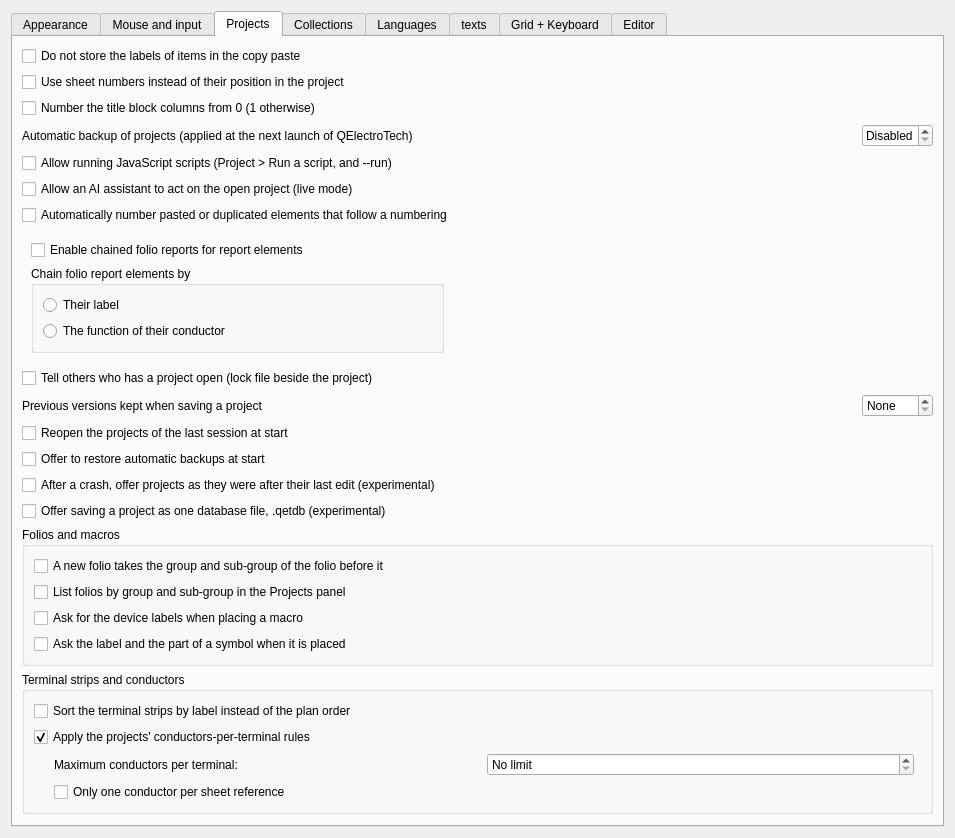
Old version of the form sources/ui/configpage/generalconfigurationpage.ui in the repository Birger90/qelectrotech-eplan.
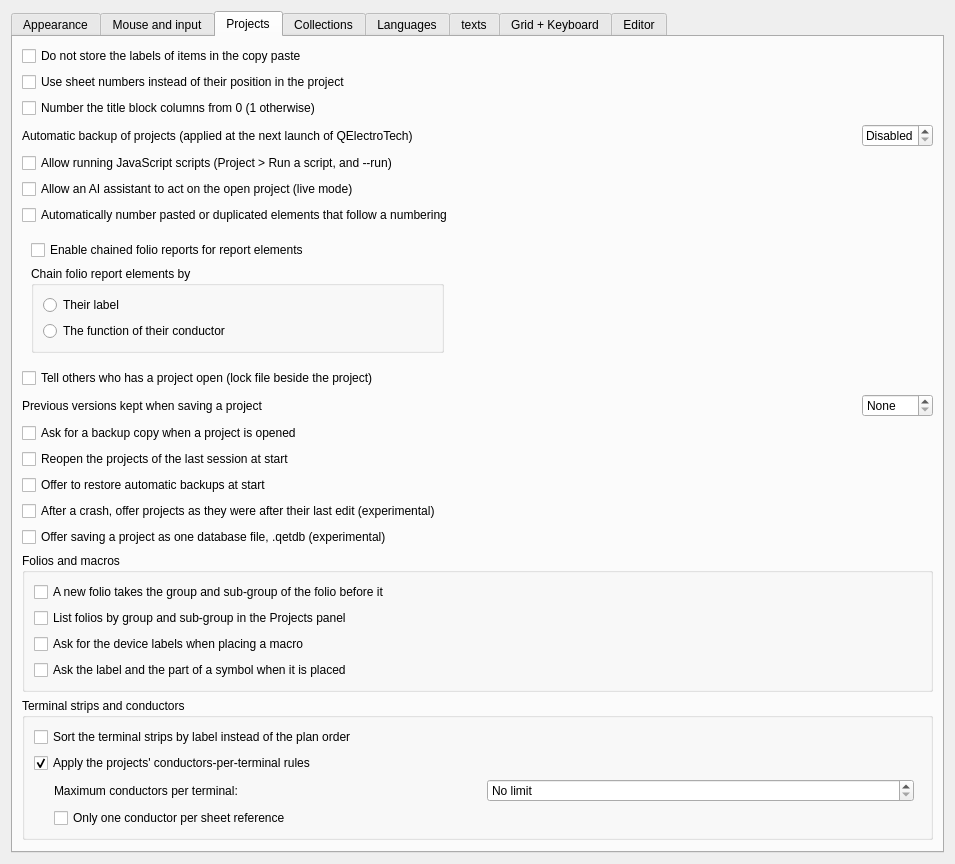
New version of the form. The open tabs and pages were chosen to show the change. Icons and pictures are not drawn. Custom widgets are drawn as their Qt base class.

Commit message: Let the user stop the backup copy question when opening a project

Patch:
```diff
--- a/sources/ui/configpage/generalconfigurationpage.ui
+++ b/sources/ui/configpage/generalconfigurationpage.ui
@@ -784,6 +784,16 @@
         </widget>
        </item>
        <item row="10" column="0">
+        <widget class="QCheckBox" name="m_ask_backup_on_open">
+         <property name="text">
+          <string>Ask for a backup copy when a project is opened</string>
+         </property>
+         <property name="toolTip">
+          <string>Each time a project is opened, ask whether a dated copy of its file should be made beside it. The previous versions kept when saving, above, already keep copies without asking.</string>
+         </property>
+        </widget>
+       </item>
+       <item row="11" column="0">
         <widget class="QCheckBox" name="m_reopen_projects">
          <property name="text">
           <string>Reopen the projects of the last session at start</string>
@@ -793,7 +803,7 @@
          </property>
         </widget>
        </item>
-       <item row="11" column="0">
+       <item row="12" column="0">
         <widget class="QCheckBox" name="m_offer_backups">
          <property name="text">
           <string>Offer to restore automatic backups at start</string>
@@ -803,7 +813,7 @@
          </property>
         </widget>
        </item>
-       <item row="12" column="0">
+       <item row="13" column="0">
         <widget class="QCheckBox" name="m_working_copy_recovery">
          <property name="text">
           <string>After a crash, offer projects as they were after their last edit (experimental)</string>
@@ -813,7 +823,7 @@
          </property>
         </widget>
        </item>
-       <item row="13" column="0">
+       <item row="14" column="0">
         <widget class="QCheckBox" name="m_qetdb_enabled">
          <property name="text">
           <string>Offer saving a project as one database file, .qetdb (experimental)</string>
@@ -843,7 +853,7 @@
          </property>
         </widget>
        </item>
-       <item row="14" column="0" colspan="3">
+       <item row="15" column="0" colspan="3">
         <widget class="QGroupBox" name="m_folios_gb">
          <property name="title">
           <string>Folios and macros</string>
@@ -892,7 +902,7 @@
          </layout>
         </widget>
        </item>
-       <item row="15" column="0" colspan="3">
+       <item row="16" column="0" colspan="3">
         <widget class="QGroupBox" name="m_terminals_gb">
          <property name="title">
           <string>Terminal strips and conductors</string>
@@ -981,7 +991,7 @@
          </layout>
         </widget>
        </item>
-       <item row="16" column="0">
+       <item row="17" column="0">
         <spacer name="verticalSpacer_2">
          <property name="orientation">
           <enum>Qt::Vertical</enum>
```
The commit also changes 7 other files.
